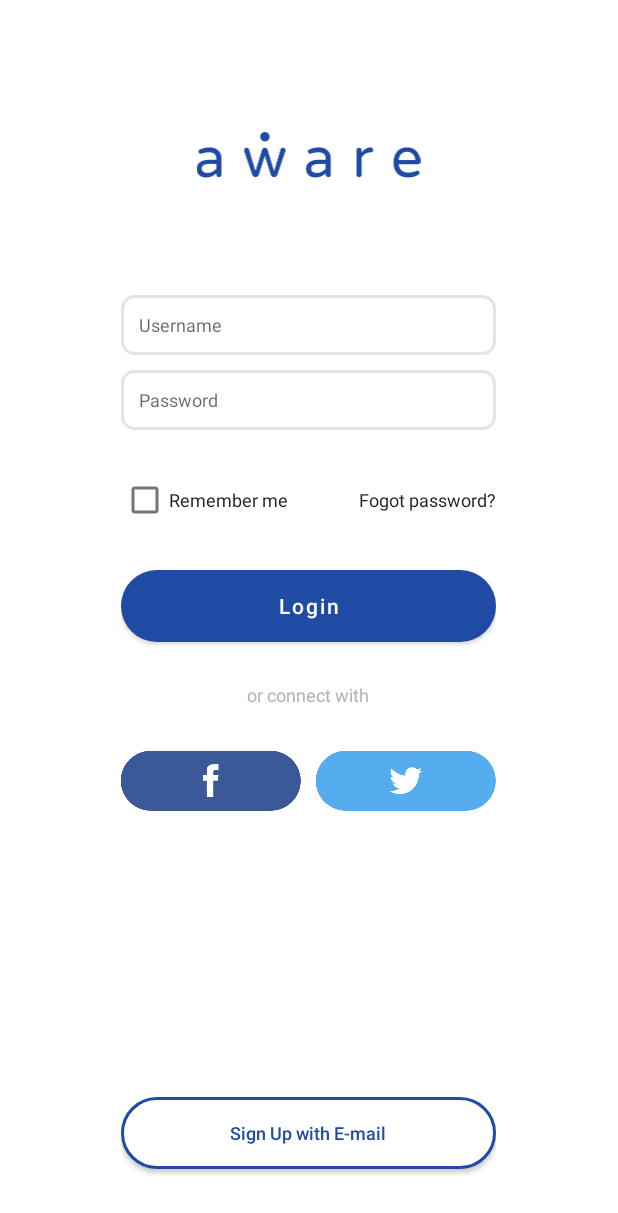
After one commit to mutoe/AndroidTrain, an Android app: the LoginActivity screen opened directly, with no data from a screen before it, on a phone screen of 412 x 824 dp. The commit adds this screen. Shown: the top 1213 px of the screen. Run offline under Robolectric (Android 15) with nearby library versions, the phone set to English and light mode, and no system bars.

Commit message:
feat: implement login page

```diff
--- a/app/src/main/AndroidManifest.xml
+++ b/app/src/main/AndroidManifest.xml
@@ -9,6 +9,7 @@
         android:roundIcon="@mipmap/ic_launcher_round"
         android:supportsRtl="true"
         android:theme="@style/Theme.AndroidTrain">
+        <activity android:name=".LoginActivity"></activity>
         <activity android:name=".MainActivity">
             <intent-filter>
                 <action android:name="android.intent.action.MAIN" />
@@ -16,13 +17,7 @@
                 <category android:name="android.intent.category.LAUNCHER" />
             </intent-filter>
         </activity>
-        <activity android:name=".ConstraintActivity">
-            <intent-filter>
-                <action android:name="android.intent.action.MAIN" />
-
-                <category android:name="android.intent.category.LAUNCHER" />
-            </intent-filter>
-        </activity>
+        <activity android:name=".ConstraintActivity"></activity>
     </application>
 
 </manifest>
--- /dev/null
+++ b/app/src/main/java/com/thoughtworks/androidtrain/LoginActivity.kt
@@ -0,0 +1,19 @@
+package com.thoughtworks.androidtrain
+
+import android.os.Bundle
+import android.view.WindowManager
+import androidx.appcompat.app.AppCompatActivity
+
+class LoginActivity : AppCompatActivity() {
+    override fun onCreate(savedInstanceState: Bundle?) {
+        super.onCreate(savedInstanceState)
+
+        super.getSupportActionBar()?.hide()
+        super.getWindow().setFlags(
+            WindowManager.LayoutParams.FLAG_FULLSCREEN,
+            WindowManager.LayoutParams.FLAG_FULLSCREEN
+        )
+
+        setContentView(R.layout.login_layout)
+    }
+}
--- a/app/src/main/java/com/thoughtworks/androidtrain/MainActivity.kt
+++ b/app/src/main/java/com/thoughtworks/androidtrain/MainActivity.kt
@@ -22,4 +22,9 @@ class MainActivity : AppCompatActivity() {
         val intent = Intent(this, ConstraintActivity::class.java)
         startActivity(intent)
     }
+
+    fun openLoginActivity(view: View) {
+        val intent = Intent(this, LoginActivity::class.java)
+        startActivity(intent)
+    }
 }
--- /dev/null
+++ b/app/src/main/res/drawable/button_primary.xml
@@ -0,0 +1,9 @@
+<?xml version="1.0" encoding="utf-8"?>
+<shape xmlns:android="http://schemas.android.com/apk/res/android"
+    android:shape="rectangle">
+
+    <solid android:color="@color/primary" />
+
+    <corners android:radius="25dp" />
+
+</shape>
--- /dev/null
+++ b/app/src/main/res/drawable/button_secondary.xml
@@ -0,0 +1,12 @@
+<?xml version="1.0" encoding="utf-8"?>
+<shape xmlns:android="http://schemas.android.com/apk/res/android">
+
+    <solid android:color="@color/white" />
+
+    <stroke
+        android:width="2dp"
+        android:color="@color/primary" />
+
+    <corners android:radius="25dp" />
+
+</shape>
--- /dev/null
+++ b/app/src/main/res/drawable/textbox.xml
@@ -0,0 +1,10 @@
+<?xml version="1.0" encoding="utf-8"?>
+<shape xmlns:android="http://schemas.android.com/apk/res/android">
+    <solid android:color="@color/white" />
+
+    <stroke
+        android:width="2dp"
+        android:color="@color/text_placeholder" />
+    <corners android:radius="8dp" />
+
+</shape>
--- a/app/src/main/res/layout/activity_main.xml
+++ b/app/src/main/res/layout/activity_main.xml
@@ -41,7 +41,8 @@
                 android:layout_height="wrap_content"
                 android:layout_marginTop="16dp"
                 android:backgroundTint="@color/gray"
-                android:text="@string/button2"
+                android:onClick="openLoginActivity"
+                android:text="@string/login"
                 />
 
             <Button
--- /dev/null
+++ b/app/src/main/res/layout/login_layout.xml
@@ -0,0 +1,138 @@
+<?xml version="1.0" encoding="utf-8"?>
+<androidx.constraintlayout.widget.ConstraintLayout xmlns:android="http://schemas.android.com/apk/res/android"
+    xmlns:app="http://schemas.android.com/apk/res-auto"
+    xmlns:tools="http://schemas.android.com/tools"
+    android:layout_width="250dp"
+    android:layout_height="match_parent"
+    android:layout_gravity="center"
+    tools:context=".LoginActivity"
+    >
+
+    <ImageView
+        android:id="@+id/logo"
+        android:layout_width="match_parent"
+        android:layout_height="wrap_content"
+        android:layout_gravity="center"
+        android:layout_marginTop="88dp"
+        android:contentDescription="@string/aware"
+        android:src="@drawable/fill_1"
+        app:layout_constraintTop_toTopOf="parent"
+        />
+
+
+    <EditText
+        android:id="@+id/username"
+        android:layout_width="match_parent"
+        android:layout_height="40dp"
+        android:layout_marginTop="77.7dp"
+        android:autofillHints="@string/username"
+        android:background="@drawable/textbox"
+        android:gravity="center_vertical"
+        android:hint="@string/username"
+        android:inputType="textAutoComplete"
+        android:paddingHorizontal="12dp"
+        android:textSize="@dimen/text_size_md"
+        app:layout_constraintTop_toBottomOf="@id/logo"
+        />
+
+    <EditText
+        android:id="@+id/password"
+        android:layout_width="match_parent"
+        android:layout_height="40dp"
+        android:layout_marginTop="10dp"
+        android:autofillHints="@string/password"
+        android:background="@drawable/textbox"
+        android:gravity="center_vertical"
+        android:hint="@string/password"
+        android:inputType="textPassword"
+        android:paddingHorizontal="12dp"
+        android:textSize="@dimen/text_size_md"
+        app:layout_constraintTop_toBottomOf="@id/username"
+        />
+
+
+    <CheckBox
+        android:id="@+id/remember"
+        android:layout_width="wrap_content"
+        android:layout_height="wrap_content"
+        android:layout_marginTop="22.5dp"
+        android:text="@string/remember_me"
+        android:textColor="@color/text_primary"
+        android:textSize="@dimen/text_size_md"
+        app:layout_constraintStart_toStartOf="parent"
+        app:layout_constraintTop_toBottomOf="@id/password"
+        />
+
+    <TextView
+        android:id="@+id/forgot_password"
+        android:layout_width="wrap_content"
+        android:layout_height="wrap_content"
+        android:layout_alignTop="@id/password"
+        android:layout_alignParentEnd="true"
+        android:layout_marginTop="38dp"
+        android:text="@string/forgot_password"
+        android:textColor="@color/text_primary"
+        android:textSize="@dimen/text_size_md"
+        app:layout_constraintEnd_toEndOf="parent"
+        app:layout_constraintTop_toBottomOf="@id/password"
+        />
+
+    <Button
+        android:id="@+id/login"
+        android:layout_width="match_parent"
+        android:layout_height="wrap_content"
+        android:layout_marginTop="22.5dp"
+        android:background="@drawable/button_primary"
+        android:text="@string/login"
+        app:layout_constraintTop_toBottomOf="@id/remember"
+        />
+
+    <TextView
+        android:id="@+id/or_connect_with"
+        android:layout_width="match_parent"
+        android:layout_height="wrap_content"
+        android:layout_marginTop="26.5dp"
+        android:text="@string/or_connect_with"
+        android:textAlignment="center"
+        android:textColor="@color/text_secondary"
+        android:textSize="@dimen/text_size_md"
+        app:layout_constraintTop_toBottomOf="@id/login"
+        />
+
+    <ImageView
+        android:id="@+id/facebook"
+        android:layout_width="wrap_content"
+        android:layout_height="wrap_content"
+        android:layout_marginTop="29.5dp"
+        android:contentDescription="@string/facebook"
+        android:src="@drawable/fb"
+        app:layout_constraintStart_toStartOf="parent"
+        app:layout_constraintTop_toBottomOf="@id/or_connect_with"
+        />
+
+    <ImageView
+        android:id="@+id/twitter"
+        android:layout_width="wrap_content"
+        android:layout_height="wrap_content"
+        android:layout_marginTop="29.5dp"
+        android:contentDescription="@string/twitter"
+        android:src="@drawable/tw"
+        app:layout_constraintEnd_toEndOf="parent"
+        app:layout_constraintTop_toBottomOf="@id/or_connect_with"
+        />
+
+    <android.widget.Button
+        android:id="@+id/signup"
+        android:layout_width="match_parent"
+        android:layout_height="wrap_content"
+        android:layout_marginBottom="44.5dp"
+        android:background="@drawable/button_secondary"
+        android:text="@string/sign_up_with_e_mail"
+        android:textAllCaps="false"
+        android:textColor="@color/primary"
+        android:textSize="@dimen/text_size_md"
+        app:layout_constraintBottom_toBottomOf="parent"
+        app:layout_constraintStart_toStartOf="parent"
+        />
+
+</androidx.constraintlayout.widget.ConstraintLayout>
--- a/app/src/main/res/values/colors.xml
+++ b/app/src/main/res/values/colors.xml
@@ -9,5 +9,9 @@
     <color name="white">#FFFFFFFF</color>
     <color name="gray">#FFA0A0A0</color>
     <color name="light_gray">#FFD8D8D8</color>
+    <color name="primary">#FF1F4BA5</color>
+    <color name="text_placeholder">#FFE4E4E4</color>
+    <color name="text_primary">#FF222222</color>
+    <color name="text_secondary">#FFB2B2B2</color>
 
 </resources>
--- /dev/null
+++ b/app/src/main/res/values/dimens.xml
@@ -0,0 +1,4 @@
+<?xml version="1.0" encoding="utf-8"?>
+<resources>
+    <dimen name="text_size_md">12sp</dimen>
+</resources>
--- a/app/src/main/res/values/strings.xml
+++ b/app/src/main/res/values/strings.xml
@@ -1,7 +1,6 @@
 <resources>
     <string name="app_name">AndroidTrain</string>
     <string name="button1">Button 1</string>
-    <string name="button2">Button 2</string>
     <string name="button3">Button 3</string>
     <string name="button4">Button 4</string>
     <string name="button5">Button 5</string>
@@ -14,5 +13,14 @@
     <string name="hello" translatable="false">Hello!</string>
     <string name="github" translatable="false">GitHub</string>
     <string name="signup" translatable="false">Signup</string>
-    <string name="login" translatable="false">Login</string>
+    <string name="login">Login</string>
+    <string name="aware" translatable="false">Aware</string>
+    <string name="or_connect_with">or connect with</string>
+    <string name="sign_up_with_e_mail">Sign Up with E-mail</string>
+    <string name="username">Username</string>
+    <string name="password">Password</string>
+    <string name="remember_me">Remember me</string>
+    <string name="forgot_password">Fogot password?</string>
+    <string name="facebook" translatable="false">Facebook</string>
+    <string name="twitter" translatable="false">Twitter</string>
 </resources>
--- a/app/src/main/res/values/themes.xml
+++ b/app/src/main/res/values/themes.xml
@@ -2,7 +2,7 @@
     <!-- Base application theme. -->
     <style name="Theme.AndroidTrain" parent="Theme.MaterialComponents.DayNight.DarkActionBar">
         <!-- Primary brand color. -->
-        <item name="colorPrimary">@color/purple_500</item>
+        <item name="colorPrimary">@color/primary</item>
         <item name="colorPrimaryVariant">@color/purple_700</item>
         <item name="colorOnPrimary">@color/white</item>
         <!-- Secondary brand color. -->
@@ -12,5 +12,6 @@
         <!-- Status bar color. -->
         <item name="android:statusBarColor" tools:targetApi="l">?attr/colorPrimaryVariant</item>
         <!-- Customize your theme here. -->
+        <item name="textAllCaps">false</item>
     </style>
 </resources>
```
Also changed, not shown: 2 other files.
